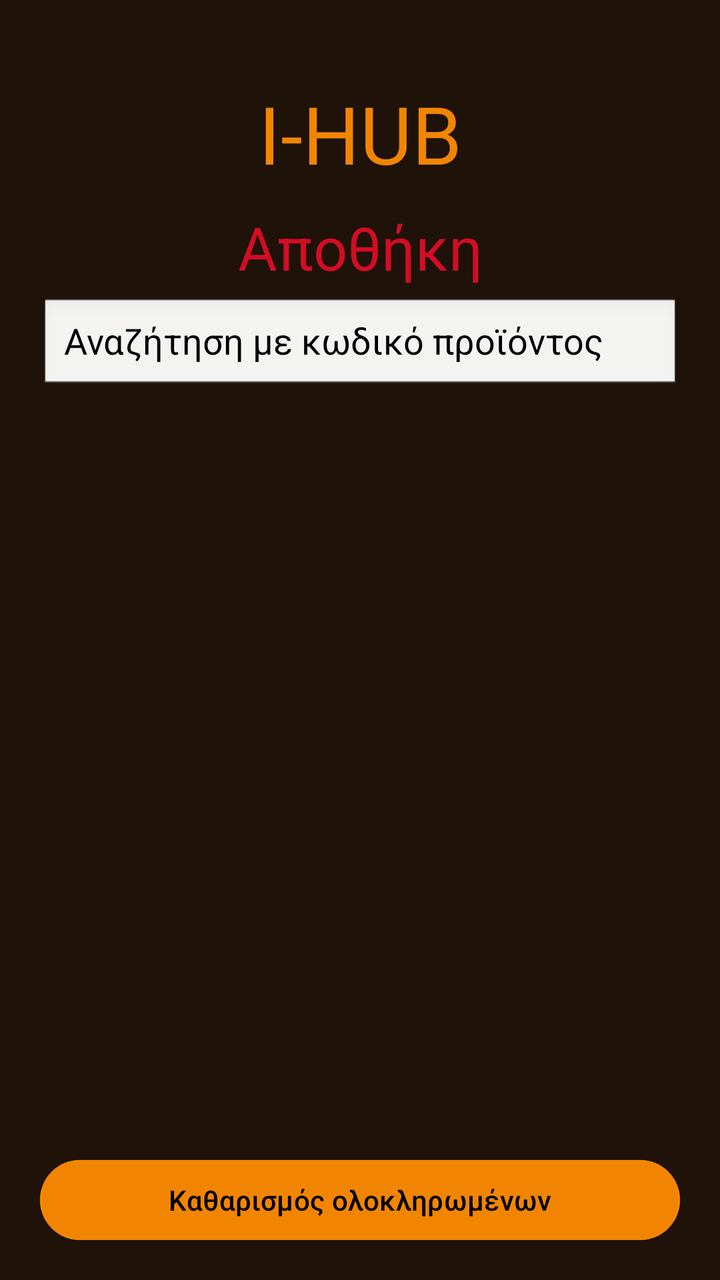
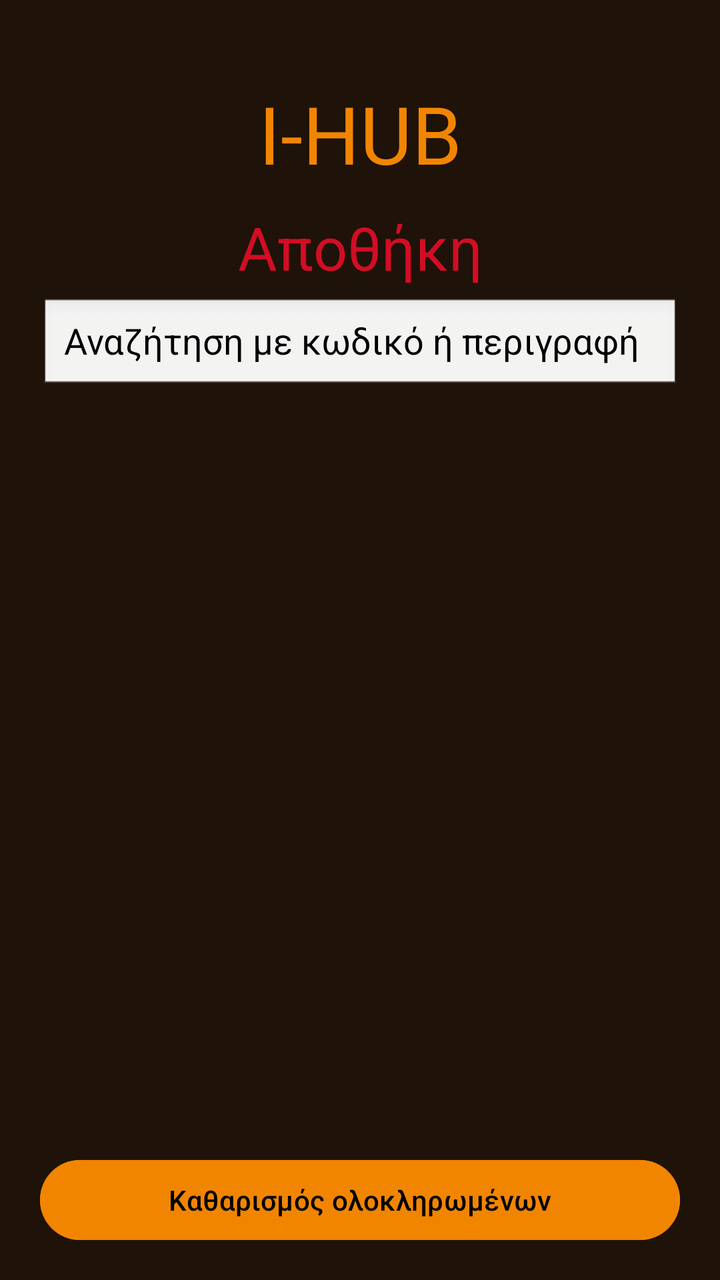

Two renders of the same Android screen: before a commit and after it. Below are the layout's source before the change and the commit's diff.
<!-- AndroidManifest.xml: application theme Theme.IHUB -->
<!-- res/layout/warehouse.xml -->
<?xml version="1.0" encoding="utf-8"?>
<androidx.constraintlayout.widget.ConstraintLayout xmlns:android="http://schemas.android.com/apk/res/android"
    android:layout_width="match_parent"
    android:layout_height="match_parent"
    xmlns:app="http://schemas.android.com/apk/res-auto"
    android:background="@color/brown">

    <TextView
        android:id="@+id/titleText"
        android:layout_width="wrap_content"
        android:layout_height="wrap_content"
        android:text="I-HUB"
        android:textColor="@color/orange"
        app:layout_constraintEnd_toEndOf="parent"
        app:layout_constraintStart_toStartOf="parent"
        app:layout_constraintTop_toTopOf="parent"
        android:textSize="40sp"
        android:layout_marginTop="40sp"/>
    <TextView
        android:id="@+id/warehouseTitle"
        android:layout_width="wrap_content"
        android:layout_height="wrap_content"
        android:text="Αποθήκη"
        android:textSize="30sp"
        android:textColor="@color/attractivered"
        app:layout_constraintTop_toBottomOf="@+id/titleText"
        app:layout_constraintStart_toStartOf="parent"
        app:layout_constraintEnd_toEndOf="parent"
        android:layout_marginTop="10dp"/>

    <EditText
        android:id="@+id/warehouseSearch"
        android:layout_width="0dp"
        android:layout_height="48dp"
        android:hint="Αναζήτηση με κωδικό προϊόντος"
        android:inputType="number"
        android:singleLine="true"
        android:paddingStart="12dp"
        android:paddingEnd="12dp"
        android:background="@android:drawable/edit_text"
        android:textColor="@color/black"
        android:textColorHint="@color/black"
        android:layout_marginStart="20dp"
        android:layout_marginEnd="20dp"
        android:layout_marginTop="5dp"
        app:layout_constraintTop_toBottomOf="@id/warehouseTitle"
        app:layout_constraintStart_toStartOf="parent"
        app:layout_constraintEnd_toEndOf="parent" />

    <ScrollView
        android:id="@+id/fridgeRequestScroll"
        android:layout_width="0dp"
        android:layout_height="0dp"
        android:fillViewport="true"
        app:layout_constraintTop_toBottomOf="@id/warehouseSearch"
        app:layout_constraintBottom_toTopOf="@+id/clearCompletedButton"
        app:layout_constraintStart_toStartOf="parent"
        app:layout_constraintEnd_toEndOf="parent">

        <LinearLayout
            android:id="@+id/warehouseRequestList"
            android:layout_width="match_parent"
            android:layout_height="wrap_content"
            android:orientation="vertical"
            android:padding="12dp" />

    </ScrollView>


    <Button
        android:id="@+id/clearCompletedButton"
        android:layout_width="0dp"
        android:layout_height="wrap_content"
        android:text="Καθαρισμός ολοκληρωμένων"
        android:textColor="@color/black"
        android:backgroundTint="@color/orange"
        android:layout_marginStart="20dp"
        android:layout_marginEnd="20dp"
        android:layout_marginBottom="16dp"
        app:layout_constraintBottom_toBottomOf="parent"
        app:layout_constraintStart_toStartOf="parent"
        app:layout_constraintEnd_toEndOf="parent" />

















</androidx.constraintlayout.widget.ConstraintLayout>
<!-- resources referenced by this layout -->
<resources>
  <color name="attractivered">#D20D24</color>
  <color name="black">#FF000000</color>
  <color name="brown">#1E1209</color>
  <color name="orange">#F28500</color>
  <style name="Theme.IHUB" parent="Base.Theme.IHUB" />
  <style name="Base.Theme.IHUB" parent="Theme.Material3.DayNight.NoActionBar">
          
          
      </style>
</resources>

<!-- the commit's change to res/layout/warehouse.xml (unified diff, before → after) -->
@@ -32,8 +32,8 @@
         android:id="@+id/warehouseSearch"
         android:layout_width="0dp"
         android:layout_height="48dp"
-        android:hint="Αναζήτηση με κωδικό προϊόντος"
-        android:inputType="number"
+        android:hint="Αναζήτηση με κωδικό ή περιγραφή "
+        android:inputType="text"
         android:singleLine="true"
         android:paddingStart="12dp"
         android:paddingEnd="12dp"
